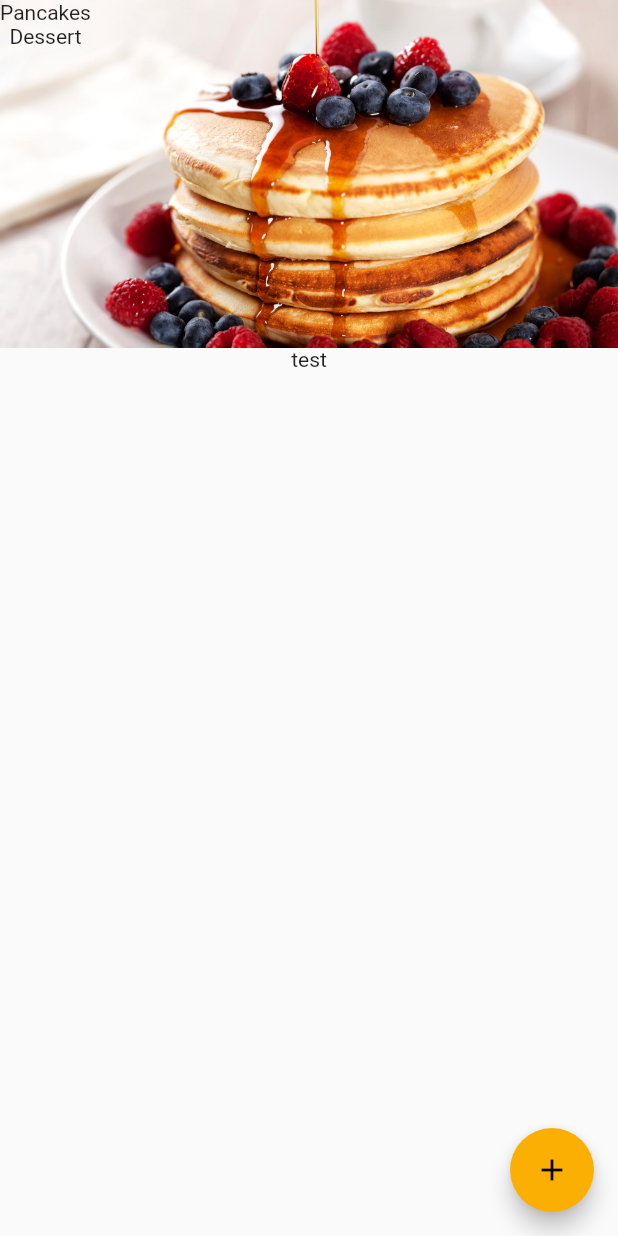
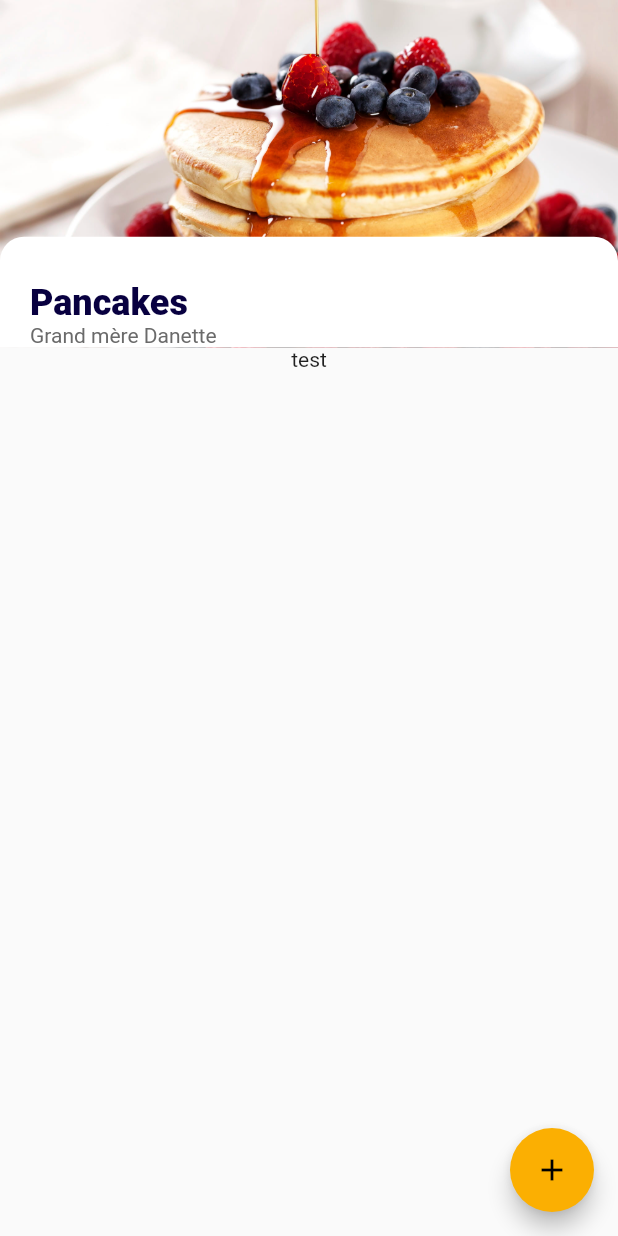
Before and after one commit to vlav98/flutter-off, a Flutter app: the screen it shows after launch, on a phone screen of 412 x 824 dp. Run offline on Flutter 3.47's test engine with Material 2 defaults, Android fonts, the phone set to English and light mode, and no system bars.

Commit message:
Finished Header

```diff
--- a/lib/main.dart
+++ b/lib/main.dart
@@ -1,8 +1,8 @@
 import 'package:flutter/material.dart';
 import 'package:yuka/res/app_colors.dart';
-import 'package:yuka/res/app_icons.dart';
 import 'package:yuka/res/app_images.dart';
 import 'package:yuka/res/app_vectorial_images.dart';
+import 'package:yuka/res/resources.dart';
 
 void main() {
   runApp(MyApp());
@@ -75,13 +75,15 @@ class _MyHomePageState extends State<MyHomePage> {
             Image.asset(AppVectorialImages.appLogo),
             Text("Vous n'avez pas encore scanné de produit."),
             TextButton.icon(
-              label: Text('Commencer'),
+              label: Padding(
+                  padding: EdgeInsets.all(10), child: Text('Commencer')),
               icon: Icon(Icons.arrow_right_alt),
               style: OutlinedButton.styleFrom(
                 primary: AppColors.blue,
                 shape: const RoundedRectangleBorder(
                     borderRadius: BorderRadius.all(Radius.circular(22.0))),
                 backgroundColor: AppColors.yellow,
+                padding: EdgeInsets.fromLTRB(10, 10, 10, 10),
               ),
               onPressed: () {},
             ),
@@ -138,12 +140,44 @@ class Header extends StatelessWidget {
     double screenWidth = query.size.width;
     double screenHeight = query.size.height;
     return Stack(
+      alignment: Alignment.bottomCenter,
       children: [
         Image.asset(
           AppImages.pancakes,
           width: screenWidth,
         ),
-        Column(children: [Text('Pancakes'), Text('Dessert')])
+        Container(
+          width: screenWidth,
+          decoration: BoxDecoration(
+            borderRadius: BorderRadius.only(
+              topLeft: Radius.circular(16),
+              topRight: Radius.circular(16),
+            ),
+            color: AppColors.white,
+          ),
+          child: Padding(
+            padding: EdgeInsets.fromLTRB(20, 30, 20, 0),
+            child: Column(
+              crossAxisAlignment: CrossAxisAlignment.start,
+              children: [
+                Text(
+                  'Pancakes',
+                  style: TextStyle(
+                    color: AppColors.blue,
+                    fontWeight: FontWeight.w900,
+                    fontSize: 24,
+                  ),
+                ),
+                Text(
+                  'Grand mère Danette',
+                  style: TextStyle(
+                    color: AppColors.gray3,
+                  ),
+                ),
+              ],
+            ),
+          ),
+        ),
       ],
     );
   }
```
